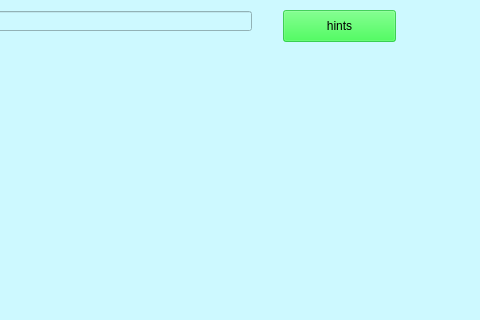
Old version of the form main_game_window.ui in the repository tashaxing/QtLianliankan; both pictures show x 367 to 847 and y 0 to 320 of the 847 by 681 pixel window.
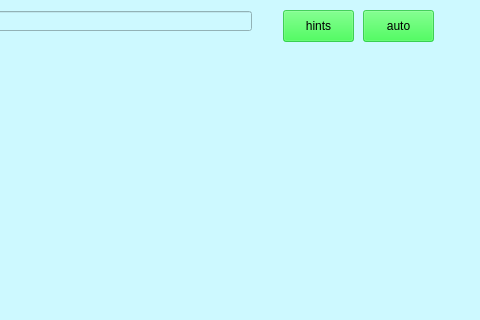
New version of the form.

What changed in the file:
```diff
--- a/main_game_window.ui
+++ b/main_game_window.ui
@@ -48,7 +48,7 @@
      <rect>
       <x>650</x>
       <y>10</y>
-      <width>113</width>
+      <width>71</width>
       <height>32</height>
      </rect>
     </property>
@@ -59,6 +59,22 @@
      <string>hints</string>
     </property>
    </widget>
+   <widget class="QPushButton" name="robot_btn">
+    <property name="geometry">
+     <rect>
+      <x>730</x>
+      <y>10</y>
+      <width>71</width>
+      <height>32</height>
+     </rect>
+    </property>
+    <property name="styleSheet">
+     <string notr="true">background-color: rgba(11, 255, 36, 161);</string>
+    </property>
+    <property name="text">
+     <string>auto</string>
+    </property>
+   </widget>
   </widget>
  </widget>
  <layoutdefault spacing="6" margin="11"/>
```
